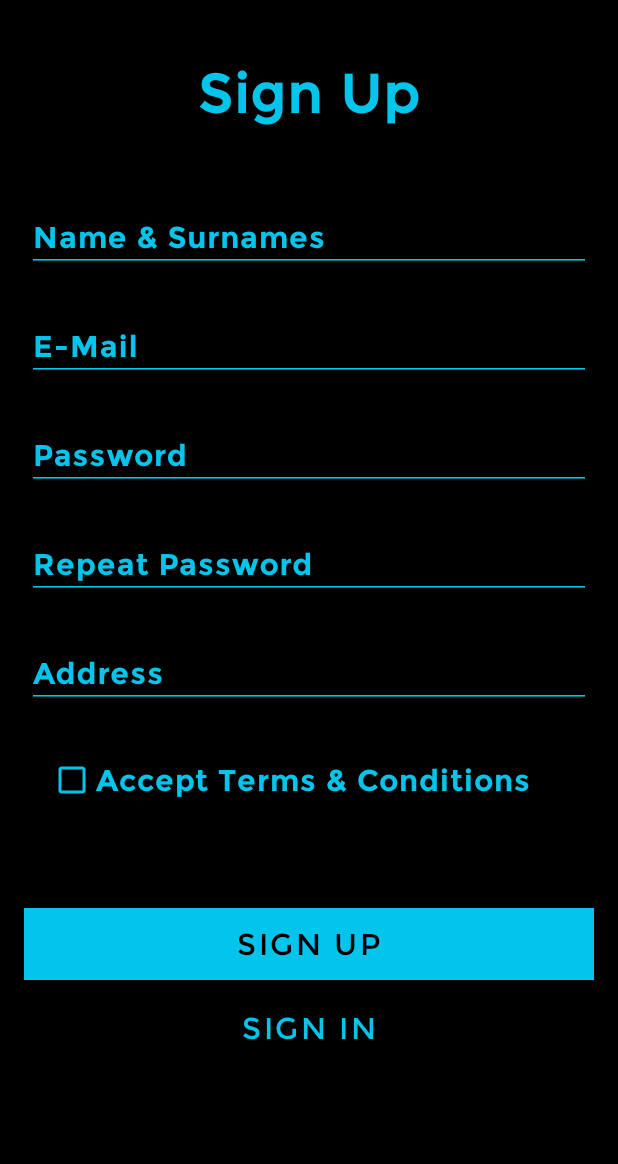
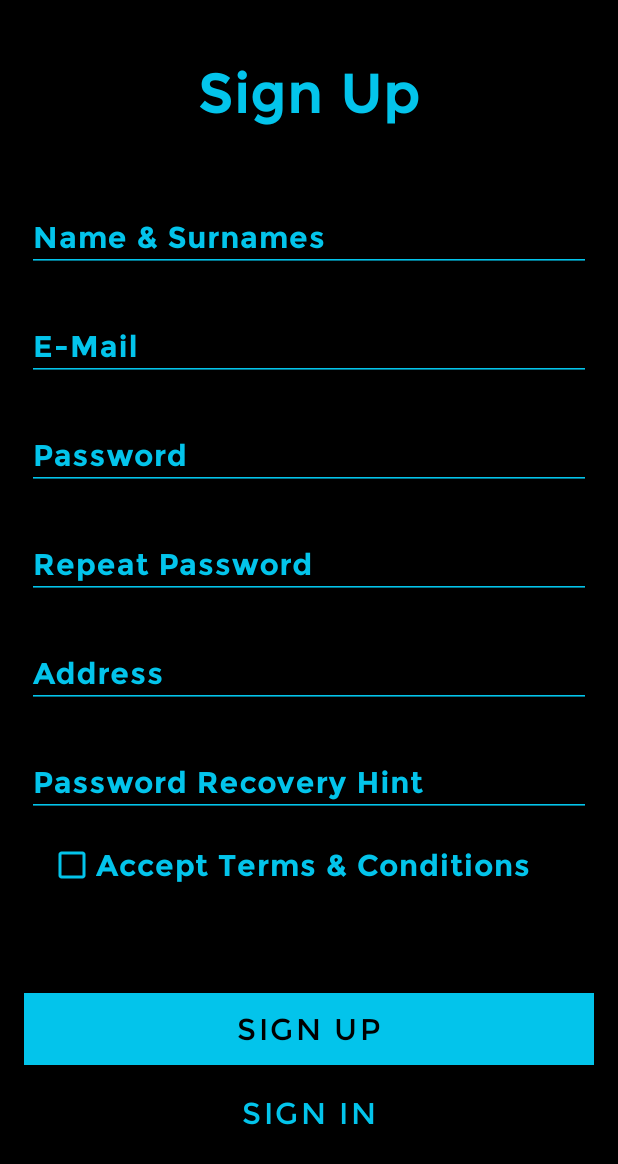
Before and after one commit to MarcLopezMacias/M13Project, an Android app: the RegisterFragment screen opened through its navigation route, on a phone screen of 412 x 824 dp. Shown: the top 1164 px of the screen. Run offline under Robolectric (Android 15) with nearby library versions, the phone set to English and light mode, and no system bars; our stand-ins replace Firebase (no records; nobody signed in at launch, a user with empty details on screens opened directly).

Commit message:
Forgot Password Hint Integration
Kidding, just starting.

```diff
--- a/app/src/main/res/layout/fragment_register.xml
+++ b/app/src/main/res/layout/fragment_register.xml
@@ -77,8 +77,8 @@
                 android:layout_marginLeft="10dp"
                 android:layout_marginTop="20dp"
                 android:layout_marginRight="10dp"
-                android:hint="@string/e_mail"
-                android:inputType="textEmailAddress" />
+                android:inputType="textEmailAddress"
+                android:hint="@string/e_mail" />
         </com.google.android.material.textfield.TextInputLayout>
 
         <com.google.android.material.textfield.TextInputLayout
@@ -163,6 +163,34 @@
 
         </com.google.android.material.textfield.TextInputLayout>
 
+        <com.google.android.material.textfield.TextInputLayout
+            android:id="@+id/hintTextView"
+            android:layout_width="match_parent"
+            android:layout_height="wrap_content"
+            android:layout_below="@+id/repeatPasswordTextView"
+            android:layout_marginStart="8dp"
+            android:layout_marginLeft="8dp"
+            android:layout_marginTop="16dp"
+            android:layout_marginEnd="8dp"
+            android:layout_marginRight="8dp"
+            android:textColorHint="@color/colorPrimary"
+            app:layout_constraintEnd_toEndOf="parent"
+            app:layout_constraintStart_toStartOf="parent"
+            app:layout_constraintTop_toBottomOf="@+id/addressTextView">
+
+            <com.google.android.material.textfield.TextInputEditText
+                android:id="@+id/hintEditText"
+                style="@style/normalSizeText"
+                android:layout_width="match_parent"
+                android:layout_height="wrap_content"
+                android:layout_marginLeft="10dp"
+                android:layout_marginTop="20dp"
+                android:layout_marginRight="10dp"
+                android:hint="@string/hint"
+                android:inputType="textPostalAddress" />
+
+        </com.google.android.material.textfield.TextInputLayout>
+
         <com.google.android.material.checkbox.MaterialCheckBox
             android:id="@+id/termsCheckBox"
             style="@style/normalSizeText"
@@ -170,13 +198,13 @@
             android:layout_height="wrap_content"
             android:layout_marginStart="32dp"
             android:layout_marginLeft="32dp"
-            android:layout_marginTop="32dp"
+            android:layout_marginTop="16dp"
             android:layout_marginEnd="32dp"
             android:layout_marginRight="32dp"
             android:text="@string/accept_terms_conditions"
             app:layout_constraintEnd_toEndOf="parent"
             app:layout_constraintStart_toStartOf="parent"
-            app:layout_constraintTop_toBottomOf="@+id/addressTextView" />
+            app:layout_constraintTop_toBottomOf="@+id/hintTextView" />
 
         <TextView
             android:id="@+id/termsMessage"
--- a/app/src/main/res/values/strings.xml
+++ b/app/src/main/res/values/strings.xml
@@ -22,6 +22,7 @@
     <string name="termsMessage">You must accept the terms and conditions</string>
     <string name="guest">Guest</string>
     <string name="fillForm">Please, fill the form</string>
+    <string name="hint">Password Recovery Hint</string>
 
 
     <string name="open">OPEN</string>
```
Also changed, not shown: app/src/main/java/cat/itb/m13project/pojo/Usuario.java (+9 -10 lines), app/src/main/res/layout/fragment_login.xml (+18 -2 lines), app/src/main/res/layout/fragment_welcome.xml (+1 -19 lines).
